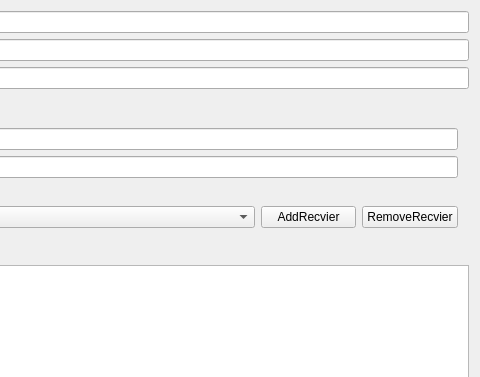
First picture: the form in Delivery Record/configure.ui, repository pengjianaixue/Delivery-Record, before the edit; both pictures show x 568 to 1048 and y 0 to 377 of the 1048 by 631 pixel window.
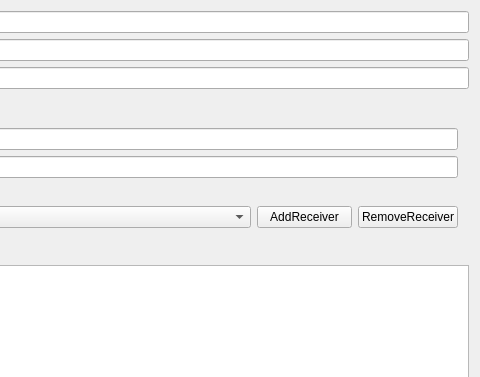
Second picture: the form after the edit. Icons and pictures are not drawn.

Patch:
```diff
--- a/Delivery Record/configure.ui
+++ b/Delivery Record/configure.ui
@@ -187,7 +187,7 @@
               <string notr="true"/>
              </property>
              <property name="text">
-              <string>AddRecvier</string>
+              <string>AddReceiver</string>
              </property>
              <property name="icon">
               <iconset resource="deliveryrecord.qrc">
@@ -207,7 +207,7 @@
               <string notr="true"/>
              </property>
              <property name="text">
-              <string>RemoveRecvier</string>
+              <string>RemoveReceiver</string>
              </property>
              <property name="icon">
               <iconset resource="deliveryrecord.qrc">
```
